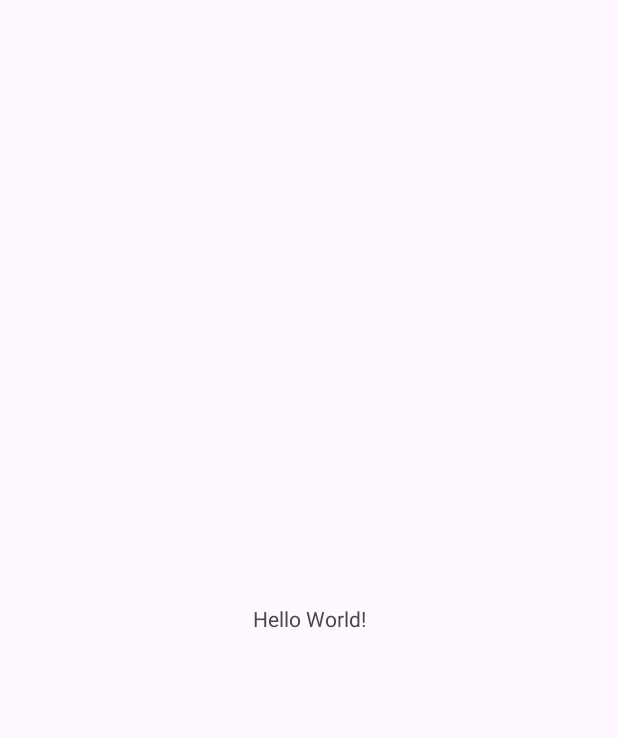
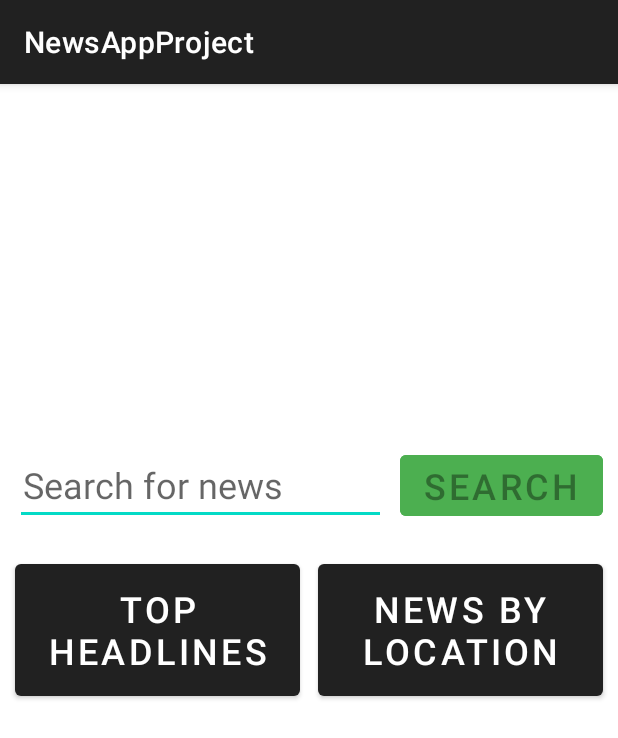
Before and after one commit to hernpiblo/NewsApp, an Android app: the screen it shows after launch (MainActivity), on a phone screen of 412 x 824 dp. Before the commit the part shown is almost empty. Shown: the top 738 px of the screen. Run offline under Robolectric (Android 15) with nearby library versions, the phone set to English and light mode, and no system bars.

Commit message:
Add UI for home screen activity

```diff
--- a/app/src/main/java/com/example/newsappproject/MainActivity.kt
+++ b/app/src/main/java/com/example/newsappproject/MainActivity.kt
@@ -2,10 +2,26 @@ package com.example.newsappproject
 
 import androidx.appcompat.app.AppCompatActivity
 import android.os.Bundle
+import android.widget.Button
+import android.widget.EditText
 
 class MainActivity : AppCompatActivity() {
+
+    private lateinit var searchEditText: EditText
+    private lateinit var searchBtn: Button
+    private lateinit var topHeadlinesBtn: Button
+    private lateinit var newsByLocationBtn: Button
+
     override fun onCreate(savedInstanceState: Bundle?) {
         super.onCreate(savedInstanceState)
         setContentView(R.layout.activity_main)
+
+        searchEditText = findViewById(R.id.SearchEditText)
+        searchBtn = findViewById(R.id.SearchButton)
+        topHeadlinesBtn = findViewById(R.id.TopHeadlinesButton)
+        newsByLocationBtn = findViewById(R.id.NewsByLocationButton)
+
+
+
     }
 }
--- a/app/src/main/res/layout/activity_main.xml
+++ b/app/src/main/res/layout/activity_main.xml
@@ -6,13 +6,54 @@
     android:layout_height="match_parent"
     tools:context=".MainActivity">
 
-    <TextView
-        android:layout_width="wrap_content"
-        android:layout_height="wrap_content"
-        android:text="Hello World!"
-        app:layout_constraintBottom_toBottomOf="parent"
-        app:layout_constraintEnd_toEndOf="parent"
+    <EditText
+        android:id="@+id/SearchEditText"
+        android:layout_width="247dp"
+        android:layout_height="50dp"
+        android:layout_marginStart="10dp"
+        android:layout_marginTop="244dp"
+        android:ems="10"
+        android:hint="@string/search_for_news"
+        android:inputType="text"
+        android:paddingLeft="5sp"
+        android:paddingRight="5sp"
+        android:textSize="24sp"
         app:layout_constraintStart_toStartOf="parent"
         app:layout_constraintTop_toTopOf="parent" />
 
+    <Button
+        android:id="@+id/SearchButton"
+        android:layout_width="wrap_content"
+        android:layout_height="wrap_content"
+        android:layout_marginEnd="10dp"
+        android:backgroundTint="#4CAF50"
+        android:enabled="false"
+        android:text="@string/search"
+        android:textSize="24sp"
+        app:layout_constraintBottom_toBottomOf="@+id/SearchEditText"
+        app:layout_constraintEnd_toEndOf="parent"
+        app:layout_constraintTop_toTopOf="@+id/SearchEditText"
+        app:layout_constraintVertical_bias="1.0" />
+
+    <Button
+        android:id="@+id/TopHeadlinesButton"
+        android:layout_width="190dp"
+        android:layout_height="100dp"
+        android:layout_marginStart="10dp"
+        android:layout_marginTop="20dp"
+        android:text="@string/top_headlines"
+        android:textSize="24sp"
+        app:layout_constraintStart_toStartOf="parent"
+        app:layout_constraintTop_toBottomOf="@+id/SearchEditText" />
+
+    <Button
+        android:id="@+id/NewsByLocationButton"
+        android:layout_width="190dp"
+        android:layout_height="100dp"
+        android:layout_marginEnd="10dp"
+        android:text="@string/news_by_location"
+        android:textSize="24sp"
+        app:layout_constraintBottom_toBottomOf="@+id/TopHeadlinesButton"
+        app:layout_constraintEnd_toEndOf="parent"
+        app:layout_constraintTop_toTopOf="@+id/TopHeadlinesButton" />
 </androidx.constraintlayout.widget.ConstraintLayout>
--- a/app/src/main/res/values/strings.xml
+++ b/app/src/main/res/values/strings.xml
@@ -1,3 +1,7 @@
 <resources>
     <string name="app_name">NewsAppProject</string>
+    <string name="news_by_location">News By Location</string>
+    <string name="search">Search</string>
+    <string name="search_for_news">Search for news</string>
+    <string name="top_headlines">Top Headlines</string>
 </resources>
--- a/app/src/main/res/values/themes.xml
+++ b/app/src/main/res/values/themes.xml
@@ -1,7 +1,8 @@
 <resources xmlns:tools="http://schemas.android.com/tools">
     <!-- Base application theme. -->
-    <style name="Base.Theme.NewsAppProject" parent="Theme.Material3.DayNight.NoActionBar">
-        <!-- Customize your light theme here. -->
+<!--    <style name="Base.Theme.NewsAppProject" parent="Theme.Material3.DayNight.NoActionBar">-->
+    <style name="Base.Theme.NewsAppProject" parent="Theme.MaterialComponents.DayNight.DarkActionBar">
+    <!-- Customize your light theme here. -->
         <!-- <item name="colorPrimary">@color/my_light_primary</item> -->
     </style>
 
```
Also changed, not shown: 1 other file.
